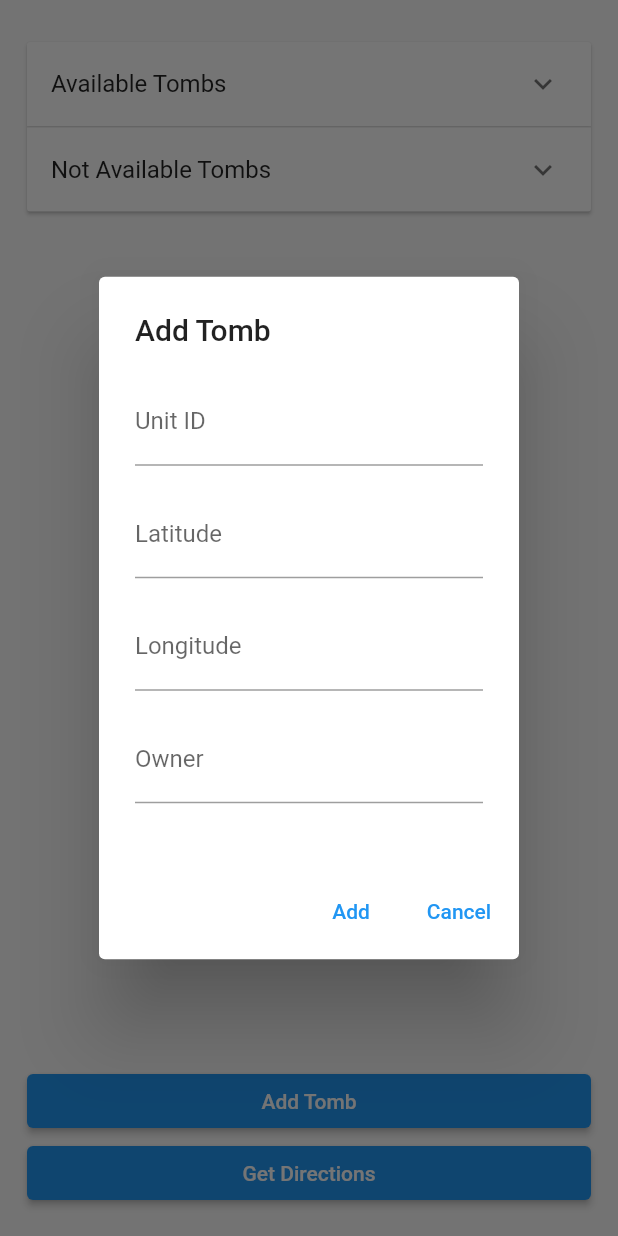
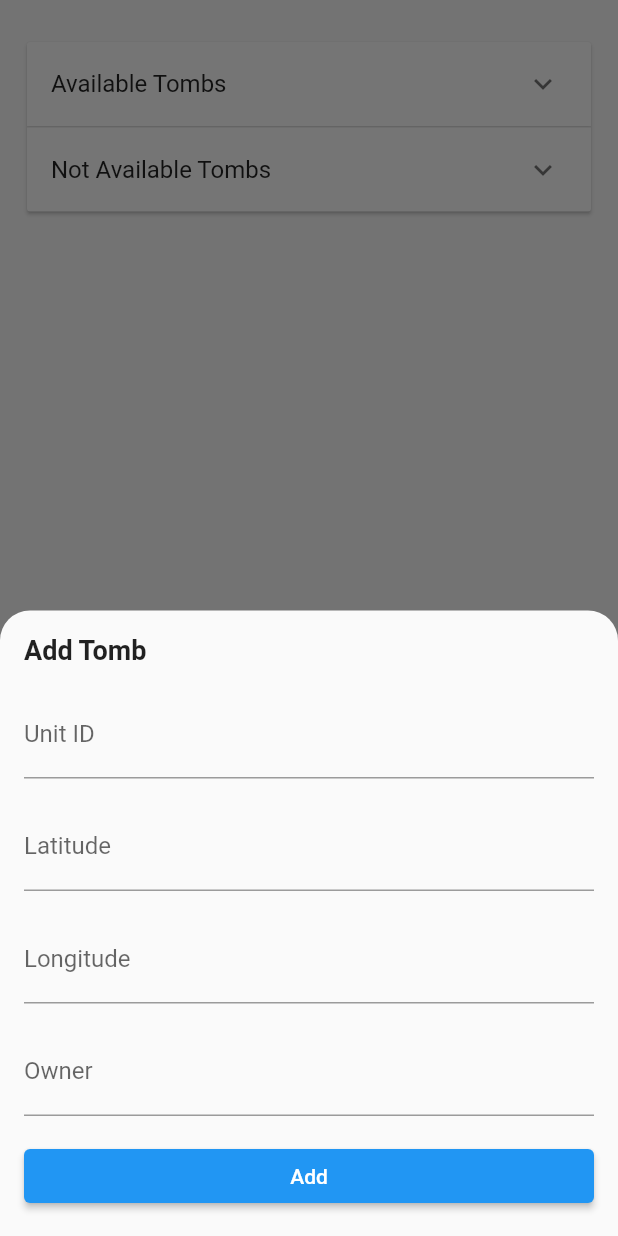
Before and after one commit to markuskusxyren/flutterHimNav, a Flutter app: the MapPage screen opened directly, after a tap on "Add Tomb", on a phone screen of 412 x 824 dp. Run offline on Flutter 3.47's test engine with Material 2 defaults, Android fonts, the phone set to English and light mode, and no system bars; our stand-ins replace cloud_firestore, firebase_auth, firebase_core, flutter_dotenv, google_maps_flutter, location and 2 more; missing offline and left inert: flutter_polyline_points, zxcvbn; accounts and stored records are empty.

Commit message:
rounded corner in bottom form

```diff
--- a/lib/pages/headadmin_map_page.dart
+++ b/lib/pages/headadmin_map_page.dart
@@ -493,17 +493,34 @@ class _MapPageState extends State<MapPage> {
     List<double> coords = [0.0, 0.0];
     String owner = '';
 
-    showDialog(
+    showModalBottomSheet(
       context: context,
+      isScrollControlled: true, // Add this property
+      shape: const RoundedRectangleBorder(
+        borderRadius: BorderRadius.only(
+          topLeft: Radius.circular(20.0),
+          topRight: Radius.circular(20.0),
+        ),
+      ),
       builder: (BuildContext context) {
-        return StatefulBuilder(
-          builder: (BuildContext context, StateSetter setState) {
-            return AlertDialog(
-              title: const Text('Add Tomb'),
-              content: SingleChildScrollView(
+        return Padding(
+          padding:
+              EdgeInsets.only(bottom: MediaQuery.of(context).viewInsets.bottom),
+          child: Padding(
+            padding: const EdgeInsets.all(16.0),
+            child: SingleChildScrollView(
               child: Column(
                 mainAxisSize: MainAxisSize.min,
+                crossAxisAlignment: CrossAxisAlignment.stretch,
                 children: [
+                  const Text(
+                    'Add Tomb',
+                    style: TextStyle(
+                      fontSize: 18.0,
+                      fontWeight: FontWeight.bold,
+                    ),
+                  ),
+                  const SizedBox(height: 16.0),
                   TextFormField(
                     decoration: const InputDecoration(labelText: 'Unit ID'),
                     onChanged: (value) {
@@ -517,8 +534,7 @@ class _MapPageState extends State<MapPage> {
                     decoration: const InputDecoration(labelText: 'Latitude'),
                     keyboardType: TextInputType.number,
                     inputFormatters: [
-                        FilteringTextInputFormatter.allow(
-                            RegExp(r'^\d+\.?\d*$')),
+                      FilteringTextInputFormatter.allow(RegExp(r'^\d+\.?\d*$')),
                     ],
                     onChanged: (value) {
                       setState(() {
@@ -531,8 +547,7 @@ class _MapPageState extends State<MapPage> {
                     decoration: const InputDecoration(labelText: 'Longitude'),
                     keyboardType: TextInputType.number,
                     inputFormatters: [
-                        FilteringTextInputFormatter.allow(
-                            RegExp(r'^\d+\.?\d*$')),
+                      FilteringTextInputFormatter.allow(RegExp(r'^\d+\.?\d*$')),
                     ],
                     onChanged: (value) {
                       setState(() {
@@ -550,11 +565,7 @@ class _MapPageState extends State<MapPage> {
                     },
                   ),
                   const SizedBox(height: 16.0),
-                  ],
-                ),
-              ),
-              actions: [
-                TextButton(
+                  ElevatedButton(
                     onPressed: () {
                       // Determine availability based on the presence of owner
                       bool isAvailable = owner.isEmpty;
@@ -572,15 +583,10 @@ class _MapPageState extends State<MapPage> {
                     },
                     child: const Text('Add'),
                   ),
-                TextButton(
-                  onPressed: () {
-                    Navigator.pop(context);
-                  },
-                  child: const Text('Cancel'),
+                ],
               ),
-              ],
-            );
-          },
+            ),
+          ),
         );
       },
     );
```
Also changed, not shown: lib/pages/headadmin_records_page.dart (+15 -16 lines). Lines whose indentation alone changed are shown as unchanged.
